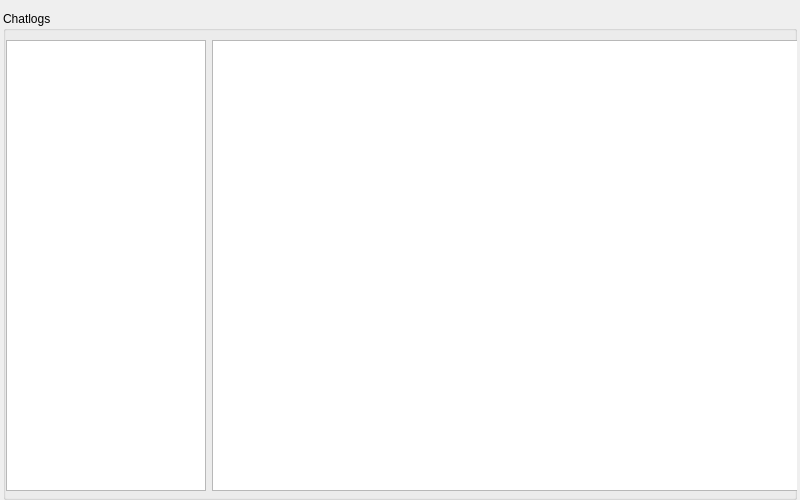
schuay/sepm, file src/client/gui/chatlogdialog.ui: the form before one commit.
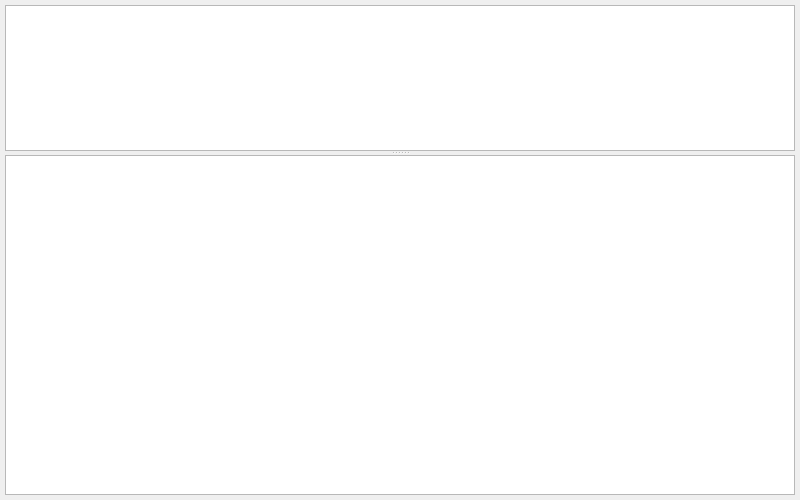
The form after the commit.

Commit message:
Made the chatloginterface horizontal instead of vertical
Added A Spliter in the interface and the chattimestamps are now on top
and the messages on bottom

```diff
--- a/src/client/gui/chatlogdialog.ui
+++ b/src/client/gui/chatlogdialog.ui
@@ -19,44 +19,23 @@
   <property name="windowTitle">
    <string>Dialog</string>
   </property>
-  <layout class="QGridLayout" name="gridLayout">
-   <property name="leftMargin">
-    <number>3</number>
+  <layout class="QVBoxLayout" name="verticalLayout">
+   <property name="spacing">
+    <number>5</number>
    </property>
-   <property name="rightMargin">
-    <number>3</number>
+   <property name="margin">
+    <number>5</number>
    </property>
-   <property name="bottomMargin">
-    <number>0</number>
-   </property>
-   <item row="0" column="0">
-    <layout class="QVBoxLayout" name="verticalLayout" stretch="0">
      <item>
-      <widget class="QGroupBox" name="groupBox">
-       <property name="title">
-        <string>Chatlogs</string>
-       </property>
-       <layout class="QVBoxLayout" name="verticalLayout_2">
-        <property name="leftMargin">
-         <number>0</number>
-        </property>
-        <property name="topMargin">
-         <number>9</number>
-        </property>
-        <property name="rightMargin">
-         <number>6</number>
-        </property>
-        <property name="bottomMargin">
-         <number>6</number>
-        </property>
-        <item>
-         <layout class="QHBoxLayout" name="horizontalLayout">
-          <item>
+    <widget class="QSplitter" name="splitter">
+     <property name="orientation">
+      <enum>Qt::Vertical</enum>
+     </property>
            <widget class="QListView" name="lwChatTimestampList">
             <property name="sizePolicy">
              <sizepolicy hsizetype="Expanding" vsizetype="Expanding">
               <horstretch>0</horstretch>
-              <verstretch>0</verstretch>
+        <verstretch>3</verstretch>
              </sizepolicy>
             </property>
             <property name="minimumSize">
@@ -72,9 +51,13 @@
              <enum>QListView::Adjust</enum>
             </property>
            </widget>
-          </item>
-          <item>
            <widget class="QListWidget" name="lwChatContent">
+      <property name="sizePolicy">
+       <sizepolicy hsizetype="Expanding" vsizetype="Expanding">
+        <horstretch>0</horstretch>
+        <verstretch>7</verstretch>
+       </sizepolicy>
+      </property>
             <property name="minimumSize">
              <size>
               <width>600</width>
@@ -85,13 +68,7 @@
              <enum>QListView::Adjust</enum>
             </property>
            </widget>
-          </item>
-         </layout>
-        </item>
-       </layout>
-      </widget>
-     </item>
-    </layout>
+    </widget>
    </item>
   </layout>
  </widget>
```
Lines whose indentation alone changed are shown as unchanged.
